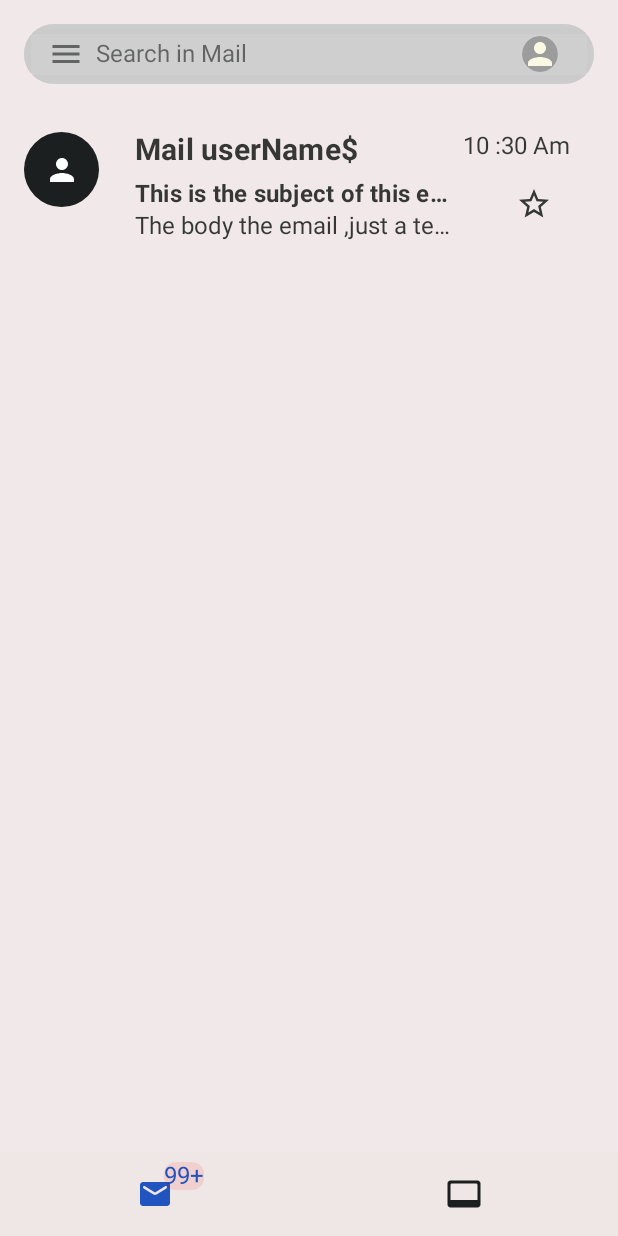
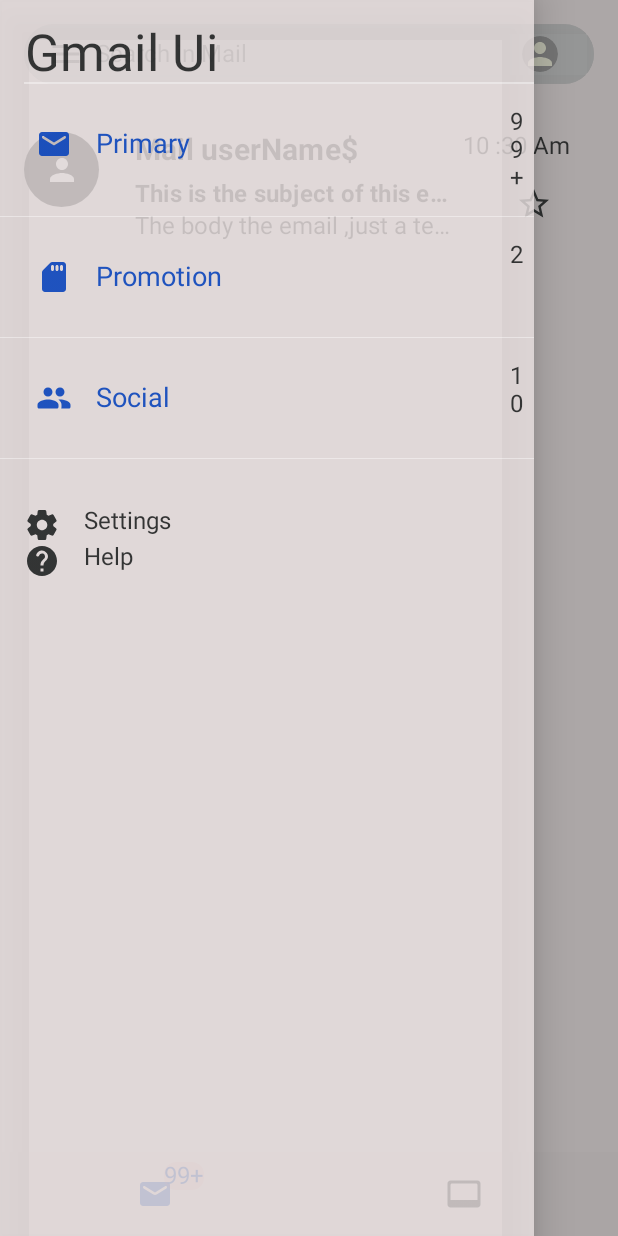
Before and after one commit to stephenWanjala/Gmail_Ui, an Android app built with Jetpack Compose: the screen it shows after launch (MainActivity), after a tap on "nav icon", on a phone screen of 412 x 824 dp. Run offline under Robolectric (Android 15) with nearby library versions, the phone set to English and light mode, and no system bars; our stand-ins replace Dagger/Hilt's generated code.

Commit message:
nav drawer

```diff
--- a/app/src/main/java/com/wantech/gmailui/feature_homeMail/presentation/MainActivity.kt
+++ b/app/src/main/java/com/wantech/gmailui/feature_homeMail/presentation/MainActivity.kt
@@ -9,22 +9,18 @@ import androidx.compose.material.MaterialTheme
 import androidx.compose.material.Scaffold
 import androidx.compose.material.Surface
 import androidx.compose.material.icons.Icons
-import androidx.compose.material.icons.filled.VideoFile
 import androidx.compose.material.icons.rounded.*
 import androidx.compose.material.rememberScaffoldState
-import androidx.compose.runtime.getValue
-import androidx.compose.runtime.mutableStateOf
-import androidx.compose.runtime.remember
-import androidx.compose.runtime.setValue
+import androidx.compose.runtime.*
 import androidx.compose.ui.Modifier
 import androidx.navigation.compose.rememberNavController
-import com.wantech.gmailui.feature_homeMail.presentation.components.BottomNavigationBar
-import com.wantech.gmailui.feature_homeMail.presentation.components.TheTopBar
+import com.wantech.gmailui.feature_homeMail.presentation.components.*
 import com.wantech.gmailui.feature_homeMail.presentation.util.AppBarItem
 import com.wantech.gmailui.feature_homeMail.presentation.util.MenuItem
 import com.wantech.gmailui.feature_homeMail.presentation.util.Screen
 import com.wantech.gmailui.ui.theme.GmailUiTheme
 import dagger.hilt.android.AndroidEntryPoint
+import kotlinx.coroutines.launch
 
 @AndroidEntryPoint
 class MainActivity : ComponentActivity() {
@@ -40,10 +36,11 @@ class MainActivity : ComponentActivity() {
                     val navController = rememberNavController()
 
                     val scaffoldState = rememberScaffoldState()
-//                    val scope = rememberCoroutineScope()
+                    val scope = rememberCoroutineScope()
                     var isMeet by remember(key1 = navController.currentDestination) {
                         mutableStateOf(navController.currentDestination?.route == Screen.MeetScreen.route)
                     }
+
 
                     Scaffold(
                         scaffoldState = scaffoldState,
@@ -54,7 +51,13 @@ class MainActivity : ComponentActivity() {
                                 appBarItem = AppBarItem(
                                     description = "nav icon"
                                 ),
-                                onClickNavigationIcon = { /*TODO*/ },
+                                onClickNavigationIcon = {
+                                    scope.launch {
+                                        if (scaffoldState.drawerState.isOpen) {
+                                            scaffoldState.drawerState.close()
+                                        } else scaffoldState.drawerState.open()
+                                    }
+                                },
                                 onCLickHintText = { /*TODO*/ },
                                 onClickProfileIcon = {},
                                 meetScreen = isMeet
@@ -62,6 +65,70 @@ class MainActivity : ComponentActivity() {
 
 
                         },
+                        drawerContent = {
+                            DrawerHeader(text = "Gmail Ui")
+                            NavigationDrawer(
+                                modifier = Modifier,
+                                drawerMenuItems = listOf(
+                                    MenuItem(
+                                        id = "Primary",
+                                        name = "Primary",
+                                        icon = Icons.Rounded.Email,
+                                        route = Screen.HomeScreen.route,
+                                        description = "Primary Inbox",
+                                        badgeCount = 100
+                                    ),
+                                    MenuItem(
+                                        id = "Promotion",
+                                        name = "Promotion",
+                                        icon = Icons.Rounded.SdCard,
+                                        route = "",
+                                        description = "Promotions Inbox",
+                                        badgeCount = 2
+                                    ),
+                                    MenuItem(
+                                        id = "Social",
+                                        name = "Social",
+                                        icon = Icons.Rounded.People,
+                                        route = "",
+                                        description = "Social",
+                                        badgeCount = 10
+                                    )
+                                ),
+                                onNavigationDrawerItemClick = {
+                                    navController
+                                        .navigate(route = it.route) {
+                                            popUpTo(route = it.route) {
+                                                inclusive = true
+                                            }
+                                        }
+                                    scope.launch {
+                                        if (scaffoldState.drawerState.isOpen) {
+                                            scaffoldState.drawerState.close()
+                                        } else scaffoldState.drawerState.open()
+                                    }
+                                }
+                            )
+                            DrawerFooter(
+                                footerItems = listOf(
+                                    MenuItem(
+                                        id = "settings",
+                                        name = "Settings",
+                                        icon = Icons.Rounded.Settings,
+                                        description = "To settings",
+                                        route = ""
+                                    ),
+                                    MenuItem(
+                                        id = "help",
+                                        name = "Help",
+                                        icon = Icons.Rounded.Help,
+                                        description = "FInd help",
+                                        route = ""
+                                    ),
+                                )
+                            )
+                        },
+
                         bottomBar = {
                             BottomNavigationBar(
                                 bottomNavItems = listOf(
--- /dev/null
+++ b/app/src/main/java/com/wantech/gmailui/feature_homeMail/presentation/components/DrawerHeaderFooter.kt
@@ -0,0 +1,66 @@
+package com.wantech.gmailui.feature_homeMail.presentation.components
+
+import androidx.compose.foundation.background
+import androidx.compose.foundation.layout.*
+import androidx.compose.foundation.lazy.LazyColumn
+import androidx.compose.foundation.lazy.items
+import androidx.compose.material.Icon
+import androidx.compose.material.MaterialTheme
+import androidx.compose.material.Text
+import androidx.compose.runtime.Composable
+import androidx.compose.ui.Alignment
+import androidx.compose.ui.Modifier
+import androidx.compose.ui.graphics.Color
+import androidx.compose.ui.text.style.TextAlign
+import androidx.compose.ui.unit.dp
+import com.wantech.gmailui.feature_homeMail.presentation.util.MenuItem
+
+@Composable
+fun DrawerHeader(
+    text: String
+) {
+    Box(
+        modifier = Modifier
+            .fillMaxWidth()
+            .padding(top = 16.dp, start = 16.dp),
+//        contentAlignment = Alignment.Center
+    ) {
+        Text(
+            text = text,
+            style = MaterialTheme.typography.h4,
+            textAlign = TextAlign.Center,
+            modifier = Modifier.align(Alignment.TopStart)
+        )
+
+        Spacer(
+            modifier = Modifier
+                .fillMaxWidth()
+                .height(1.dp)
+                .align(Alignment.BottomStart)
+                .background(Color.White.copy(alpha = .4f))
+        )
+    }
+}
+
+
+@Composable
+fun DrawerFooter(
+    footerItems: List<MenuItem>,
+) {
+    Spacer(modifier = Modifier.height(16.dp))
+    LazyColumn(
+        modifier = Modifier.fillMaxWidth(),
+        contentPadding = PaddingValues(16.dp)
+    ) {
+        items(footerItems) { menuItem ->
+            Row {
+                Icon(imageVector = menuItem.icon, contentDescription = menuItem.description)
+                Spacer(modifier = Modifier.width(16.dp))
+
+                Text(text = menuItem.name)
+            }
+
+            Spacer(modifier = Modifier.width(16.dp))
+        }
+    }
+}
--- a/app/src/main/java/com/wantech/gmailui/feature_homeMail/presentation/components/NavigationDrawer.kt
+++ b/app/src/main/java/com/wantech/gmailui/feature_homeMail/presentation/components/NavigationDrawer.kt
@@ -1,14 +1,76 @@
 package com.wantech.gmailui.feature_homeMail.presentation.components
 
+import androidx.compose.foundation.background
+import androidx.compose.foundation.clickable
+import androidx.compose.foundation.layout.*
+import androidx.compose.foundation.lazy.LazyColumn
+import androidx.compose.foundation.lazy.items
+import androidx.compose.material.BadgedBox
+import androidx.compose.material.Icon
+import androidx.compose.material.Text
+import androidx.compose.material.TextButton
 import androidx.compose.runtime.Composable
+import androidx.compose.ui.Alignment
 import androidx.compose.ui.Modifier
+import androidx.compose.ui.graphics.Color
+import androidx.compose.ui.text.TextStyle
+import androidx.compose.ui.unit.dp
+import androidx.compose.ui.unit.sp
 import com.wantech.gmailui.feature_homeMail.presentation.util.MenuItem
 
 @Composable
 fun NavigationDrawer(
     modifier: Modifier,
-    drawerMenuItems:List<MenuItem>,
+    drawerMenuItems: List<MenuItem>,
+    onNavigationDrawerItemClick: (MenuItem) -> Unit,
+    defTextStyle: TextStyle = TextStyle(fontSize = 18.sp)
+) {
+    LazyColumn(
+        modifier = modifier,
 
-) {
+        ) {
+        items(items = drawerMenuItems) { drawerMenuItem ->
+            Row(
+                modifier = Modifier
+                    .fillMaxWidth()
+                    .clickable { onNavigationDrawerItemClick(drawerMenuItem) }
+                    .padding(16.dp),
+//                horizontalArrangement = Arrangement.SpaceBetween
+            ) {
+                TextButton(
+                    onClick = { onNavigationDrawerItemClick(drawerMenuItem) },
+                ) {
+                    Icon(
+                        imageVector = drawerMenuItem.icon,
+                        contentDescription = drawerMenuItem.description
+                    )
+                    Spacer(modifier = Modifier.width(16.dp))
+                    Text(
+                        text = drawerMenuItem.name,
+                        style = defTextStyle,
+                        modifier = Modifier.weight(1f)
+                    )
+                }
+
+                if (drawerMenuItem.badgeCount > 0) {
+//                    BadgedBox(
+//                        badge = {
+//                            Text(text = "${if (drawerMenuItem.badgeCount > 99) "99+" else drawerMenuItem.badgeCount}")
+//                        }) {
+//
+//                    }
+                    Text(text = "${if (drawerMenuItem.badgeCount > 99) "99+" else drawerMenuItem.badgeCount}")
+                }
+            }
+            Spacer(
+                modifier = Modifier
+                    .fillMaxWidth()
+                    .height(.5.dp)
+                    .padding(0.dp)
+                    .background(Color.White.copy(alpha = .4f))
+            )
+        }
+    }
+
 
 }
```
